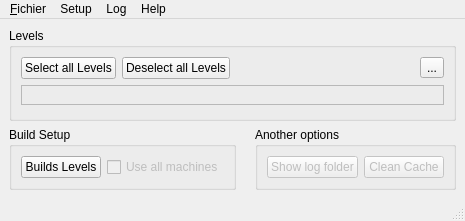
Qt form BatchLightUE4/Views/WindowsMainWindows.ui (shenyu0403/BatchBuildLightUE4) before a commit.
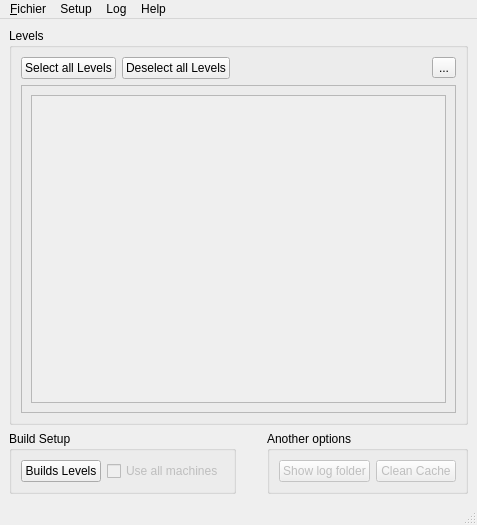
The same form after that commit. Icons and pictures are not drawn.

Commit message: Add a scrolling bar

The edit to the form file:
```diff
--- a/BatchLightUE4/Views/WindowsMainWindows.ui
+++ b/BatchLightUE4/Views/WindowsMainWindows.ui
@@ -6,8 +6,8 @@
    <rect>
     <x>0</x>
     <y>0</y>
-    <width>465</width>
-    <height>221</height>
+    <width>477</width>
+    <height>525</height>
    </rect>
   </property>
   <property name="windowTitle">
@@ -213,26 +213,58 @@
            </property>
            <layout class="QGridLayout" name="gridLayout_3">
             <item row="0" column="0">
-             <layout class="QVBoxLayout" name="vertLayoutLevel"/>
+             <widget class="QScrollArea" name="scrollArea">
+              <property name="widgetResizable">
+               <bool>true</bool>
+              </property>
+              <widget class="QWidget" name="allLevelsWidget">
+               <property name="geometry">
+                <rect>
+                 <x>0</x>
+                 <y>0</y>
+                 <width>415</width>
+                 <height>310</height>
+                </rect>
+               </property>
+               <layout class="QVBoxLayout" name="verticalLayout_2">
+                <item>
+                 <layout class="QVBoxLayout" name="allLevelsCheck">
+                  <property name="leftMargin">
+                   <number>6</number>
+                  </property>
+                  <property name="topMargin">
+                   <number>6</number>
+                  </property>
+                  <property name="rightMargin">
+                   <number>6</number>
+                  </property>
+                  <property name="bottomMargin">
+                   <number>6</number>
+                  </property>
+                 </layout>
+                </item>
+                <item>
+                 <spacer name="verticalSpacer">
+                  <property name="orientation">
+                   <enum>Qt::Vertical</enum>
+                  </property>
+                  <property name="sizeHint" stdset="0">
+                   <size>
+                    <width>20</width>
+                    <height>40</height>
+                   </size>
+                  </property>
+                 </spacer>
+                </item>
+               </layout>
+              </widget>
+             </widget>
             </item>
            </layout>
           </widget>
          </item>
         </layout>
        </item>
-       <item row="1" column="0">
-        <spacer name="verticalSpacer">
-         <property name="orientation">
-          <enum>Qt::Vertical</enum>
-         </property>
-         <property name="sizeHint" stdset="0">
-          <size>
-           <width>20</width>
-           <height>40</height>
-          </size>
-         </property>
-        </spacer>
-       </item>
       </layout>
       <zorder></zorder>
       <zorder>verticalSpacer</zorder>
@@ -245,7 +277,7 @@
     <rect>
      <x>0</x>
      <y>0</y>
-     <width>465</width>
+     <width>477</width>
      <height>21</height>
     </rect>
    </property>
```
Left out of the diff: 215 changed lines with no effect on the pictures. The commit also changes 2 other files.
